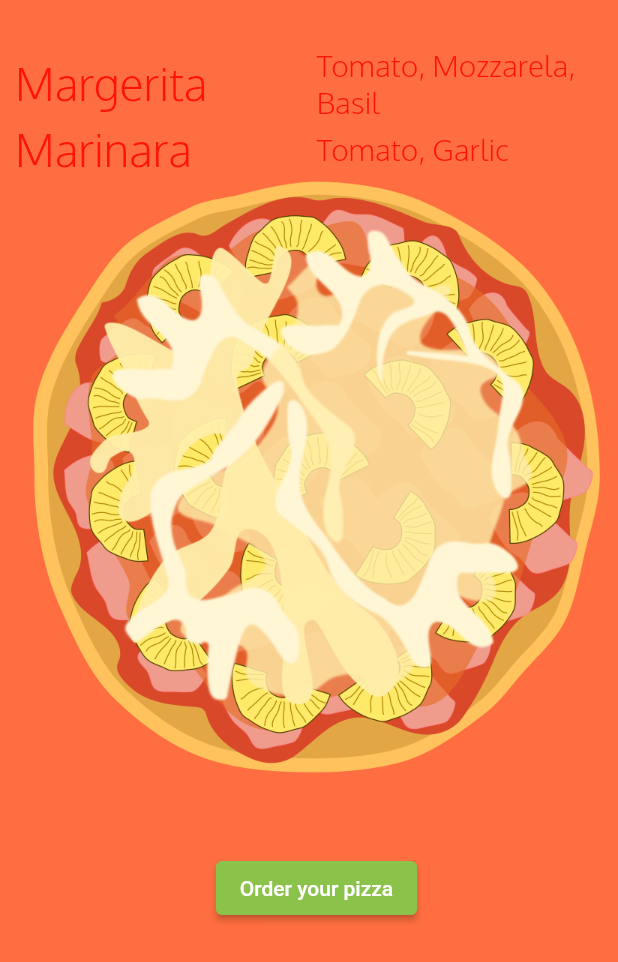
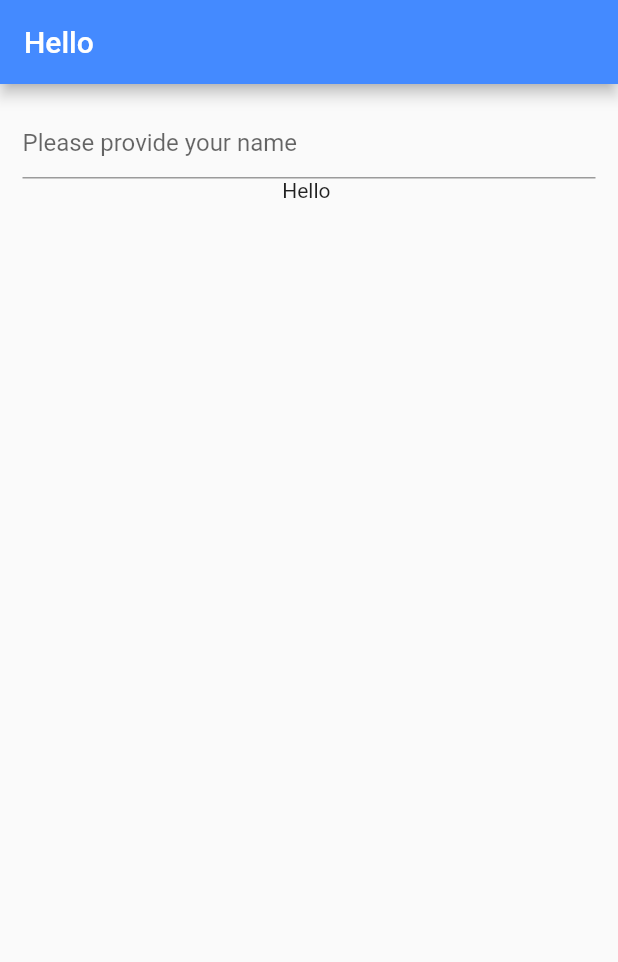
Before and after one commit to denyschornyi/flutterapp, a Flutter app: the screen it shows after launch, on a phone screen of 412 x 824 dp. Shown: the top 962 px of the screen. Run offline on Flutter 3.47's test engine with Material 2 defaults, Android fonts, the phone set to English and light mode, and no system bars.

Commit message:
Use a stetful widget to insert a text inside

```diff
--- a/lib/ui/home.dart
+++ b/lib/ui/home.dart
@@ -1,114 +1,38 @@
-import 'dart:ui';
-
 import 'package:flutter/material.dart';
 
-class Home extends StatelessWidget {
+class Home extends StatefulWidget {
+  @override
+  State<StatefulWidget> createState() => _HomeState();
+}
+
+class _HomeState extends State<Home> {
+  String name = '';
+
   @override
   Widget build(BuildContext context) {
-    return Center(
-      child: Container(
-        alignment: Alignment.center,
-        color: Colors.deepOrangeAccent,
-        padding: EdgeInsets.only(top: 30, left: 10),
+    return Scaffold(
+      appBar: AppBar(
+        title: Text('Hello'),
+        backgroundColor: Colors.blueAccent,
+      ),
+      body: Container(
+        padding: EdgeInsets.all(15),
         child: Column(
-          children: [
-            Row(
-              children: [
-                Expanded(
-                  child: Text(
-                    "Margerita",
-                    textDirection: TextDirection.ltr,
-                    style: TextStyle(
-                        fontSize: 30.0,
-                        decoration: TextDecoration.none,
-                        fontFamily: 'Oxygen',
-                        fontWeight: FontWeight.w300),
-                  ),
-                ),
-                Expanded(
-                  child: Text(
-                    "Tomato, Mozzarela, Basil",
-                    textDirection: TextDirection.ltr,
-                    style: TextStyle(
-                        fontSize: 20.0,
-                        decoration: TextDecoration.none,
-                        fontFamily: 'Oxygen',
-                        fontWeight: FontWeight.w300),
-                  ),
-                ),
-              ],
+          children: <Widget>[
+            TextField(
+              decoration: InputDecoration(
+                hintText: "Please provide your name"
+              ),
+              onChanged: (String string) {
+                setState(() {
+                  name = string;
+                });
+              },
             ),
-            Row(
-              children: [
-                Expanded(
-                  child: Text(
-                    "Marinara",
-                    textDirection: TextDirection.ltr,
-                    style: TextStyle(
-                        fontSize: 30.0,
-                        decoration: TextDecoration.none,
-                        fontFamily: 'Oxygen',
-                        fontWeight: FontWeight.w300),
-                  ),
-                ),
-                Expanded(
-                  child: Text(
-                    "Tomato, Garlic",
-                    textDirection: TextDirection.ltr,
-                    style: TextStyle(
-                        fontSize: 20.0,
-                        decoration: TextDecoration.none,
-                        fontFamily: 'Oxygen',
-                        fontWeight: FontWeight.w300),
-                  ),
-                ),
-              ],
-            ),
-            PizzaImageWidget(),
-            OrderButton(),
+            Text("Hello ${name}"),
           ],
         ),
       ),
     );
   }
 }
-
-class PizzaImageWidget extends StatelessWidget {
-  @override
-  Widget build(BuildContext context) {
-    AssetImage pizzaAsset = AssetImage('images/pizza.png');
-    Image image = Image(
-      image: pizzaAsset,
-      width: 400,
-      height: 400,
-    );
-    return Container(child: image);
-  }
-}
-
-class OrderButton extends StatelessWidget {
-  @override
-  Widget build(BuildContext context) {
-    var button = Container(
-      margin: EdgeInsets.only(top: 50),
-      child: ElevatedButton(
-        child: Text('Order your pizza'),
-        style: ButtonStyle(
-            backgroundColor:
-                MaterialStateProperty.all<Color>(Colors.lightGreen)),
-        onPressed: () {
-          order(context);
-        },
-      ),
-    );
-    return button;
-  }
-
-  void order(BuildContext context) {
-    var alert = AlertDialog(
-      title: Text("Order completed"),
-      content: Text("Thanks for your order"),
-    );
-    showDialog(context: context, builder: (BuildContext context) => alert);
-  }
-}
```
